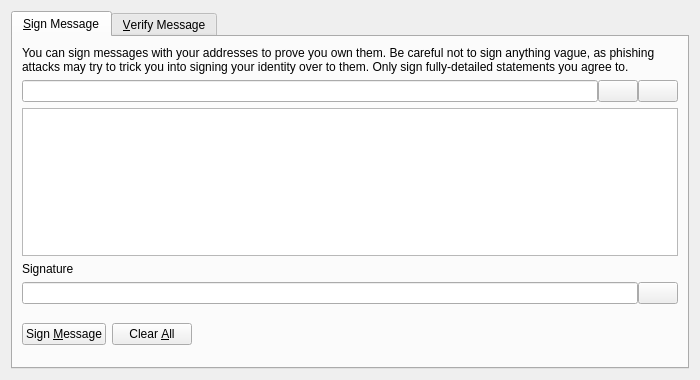
Above: src/qt/forms/signverifymessagedialog.ui from sexcoin-project/sexcoin before the change. Below: the same form after it.
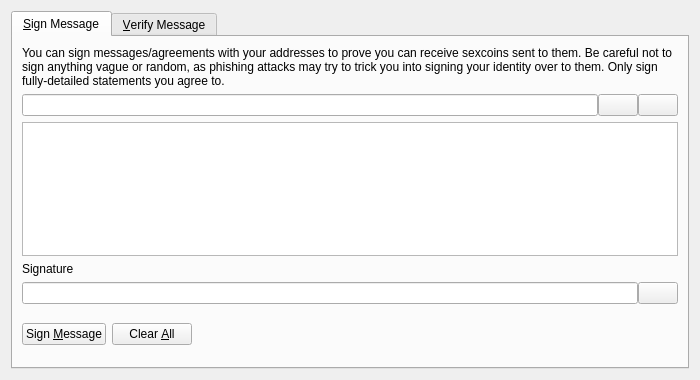
That is the form after the change. Icons and pictures are not drawn. Custom widgets are drawn as their Qt base class.

The edit to the form file:
```diff
--- a/src/qt/forms/signverifymessagedialog.ui
+++ b/src/qt/forms/signverifymessagedialog.ui
@@ -30,7 +30,7 @@
        <item>
         <widget class="QLabel" name="infoLabel_SM">
          <property name="text">
-          <string>You can sign messages with your addresses to prove you own them. Be careful not to sign anything vague, as phishing attacks may try to trick you into signing your identity over to them. Only sign fully-detailed statements you agree to.</string>
+          <string>You can sign messages/agreements with your addresses to prove you can receive sexcoins sent to them. Be careful not to sign anything vague or random, as phishing attacks may try to trick you into signing your identity over to them. Only sign fully-detailed statements you agree to.</string>
          </property>
          <property name="textFormat">
           <enum>Qt::PlainText</enum>
```
Left out of the diff: 2 changed lines with no effect on the pictures.
